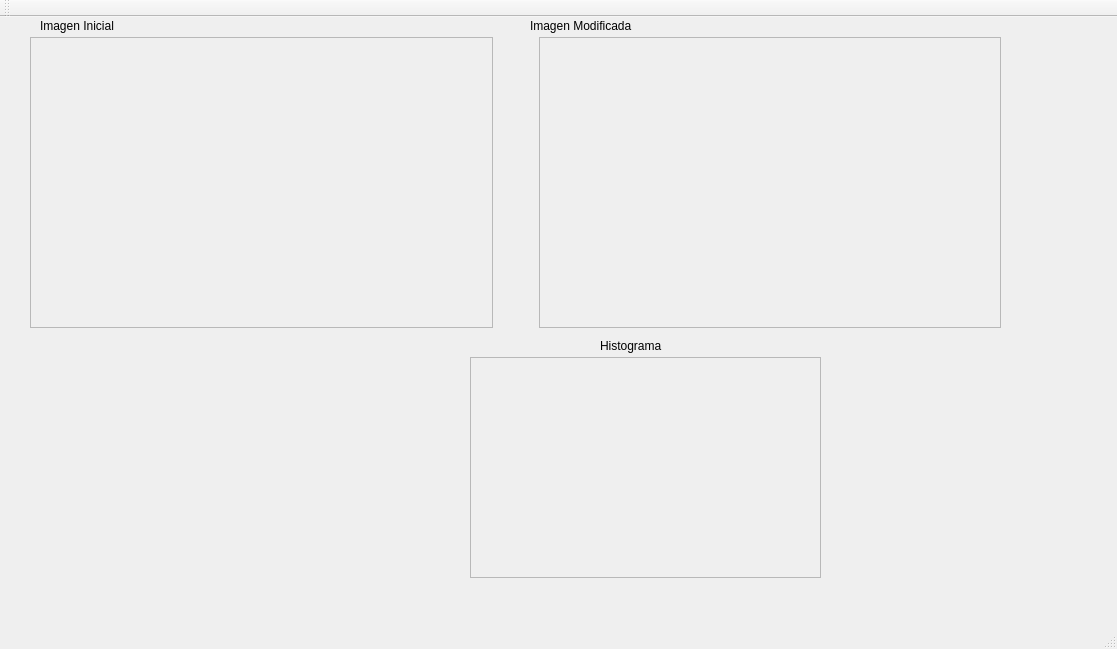
The window that ImagesProcessingGUI/mainwindow.ui (themonki/implementaciones) describes before a commit, drawn with Qt 5.
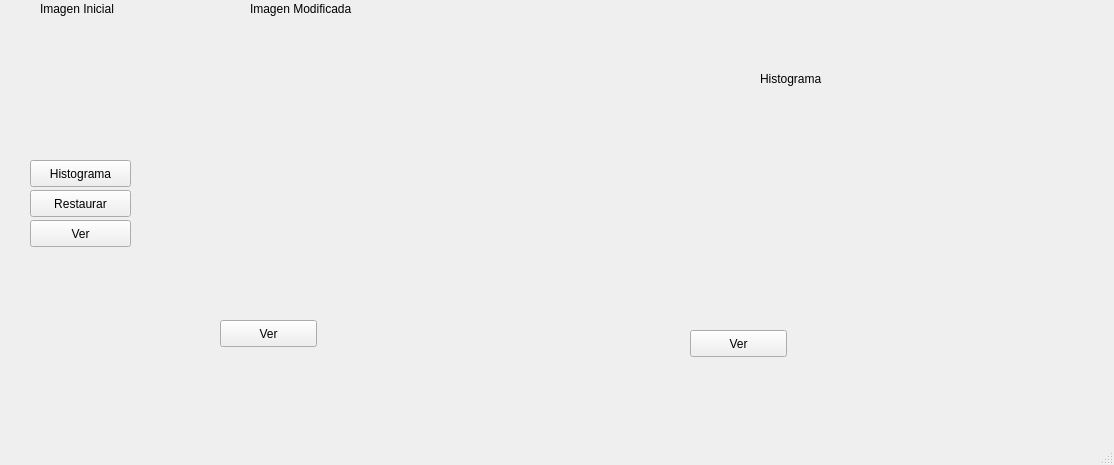
The same window after the commit.

The edit to the form file:
```diff
--- a/ImagesProcessingGUI/mainwindow.ui
+++ b/ImagesProcessingGUI/mainwindow.ui
@@ -6,76 +6,14 @@
    <rect>
     <x>0</x>
     <y>0</y>
-    <width>1117</width>
-    <height>649</height>
+    <width>1114</width>
+    <height>465</height>
    </rect>
   </property>
   <property name="windowTitle">
    <string>MainWindow</string>
   </property>
   <widget class="QWidget" name="centralwidget">
-   <widget class="QWidget" name="horizontalLayoutWidget">
-    <property name="geometry">
-     <rect>
-      <x>30</x>
-      <y>20</y>
-      <width>971</width>
-      <height>291</height>
-     </rect>
-    </property>
-    <layout class="QHBoxLayout" name="horizontalLayout">
-     <item>
-      <widget class="QScrollArea" name="scrollAreaIn">
-       <property name="widgetResizable">
-        <bool>true</bool>
-       </property>
-       <widget class="QWidget" name="scrollAreaWidgetContents">
-        <property name="geometry">
-         <rect>
-          <x>0</x>
-          <y>0</y>
-          <width>477</width>
-          <height>287</height>
-         </rect>
-        </property>
-       </widget>
-      </widget>
-     </item>
-     <item>
-      <spacer name="horizontalSpacer">
-       <property name="orientation">
-        <enum>Qt::Horizontal</enum>
-       </property>
-       <property name="sizeType">
-        <enum>QSizePolicy::Ignored</enum>
-       </property>
-       <property name="sizeHint" stdset="0">
-        <size>
-         <width>40</width>
-         <height>20</height>
-        </size>
-       </property>
-      </spacer>
-     </item>
-     <item>
-      <widget class="QScrollArea" name="scrollAreaOut">
-       <property name="widgetResizable">
-        <bool>true</bool>
-       </property>
-       <widget class="QWidget" name="scrollAreaWidgetContents_2">
-        <property name="geometry">
-         <rect>
-          <x>0</x>
-          <y>0</y>
-          <width>476</width>
-          <height>287</height>
-         </rect>
-        </property>
-       </widget>
-      </widget>
-     </item>
-    </layout>
-   </widget>
    <widget class="QLabel" name="label">
     <property name="geometry">
      <rect>
@@ -92,7 +30,7 @@
    <widget class="QLabel" name="label_2">
     <property name="geometry">
      <rect>
-      <x>530</x>
+      <x>250</x>
       <y>0</y>
       <width>131</width>
       <height>17</height>
@@ -105,8 +43,8 @@
    <widget class="QLabel" name="label_3">
     <property name="geometry">
      <rect>
-      <x>600</x>
-      <y>320</y>
+      <x>760</x>
+      <y>70</y>
       <width>81</width>
       <height>17</height>
      </rect>
@@ -115,41 +53,109 @@
      <string>Histograma</string>
     </property>
    </widget>
-   <widget class="QScrollArea" name="scrollAreaHistogram">
+   <widget class="QLabel" name="labelImageIn">
     <property name="geometry">
      <rect>
-      <x>470</x>
-      <y>340</y>
+      <x>20</x>
+      <y>20</y>
+      <width>131</width>
+      <height>121</height>
+     </rect>
+    </property>
+    <property name="text">
+     <string/>
+    </property>
+   </widget>
+   <widget class="QLabel" name="labelImageOut">
+    <property name="geometry">
+     <rect>
+      <x>220</x>
+      <y>20</y>
+      <width>401</width>
+      <height>291</height>
+     </rect>
+    </property>
+    <property name="text">
+     <string/>
+    </property>
+   </widget>
+   <widget class="QLabel" name="labelHistogram">
+    <property name="geometry">
+     <rect>
+      <x>690</x>
+      <y>100</y>
       <width>351</width>
-      <height>221</height>
+      <height>131</height>
      </rect>
     </property>
-    <property name="widgetResizable">
-     <bool>true</bool>
+    <property name="text">
+     <string/>
     </property>
-    <widget class="QWidget" name="scrollAreaWidgetContents_3">
-     <property name="geometry">
-      <rect>
-       <x>0</x>
-       <y>0</y>
-       <width>349</width>
-       <height>219</height>
-      </rect>
-     </property>
-     <widget class="QLabel" name="labelHistogram">
-      <property name="geometry">
-       <rect>
-        <x>0</x>
-        <y>0</y>
-        <width>16</width>
-        <height>16</height>
-       </rect>
-      </property>
-      <property name="text">
-       <string/>
-      </property>
-     </widget>
-    </widget>
+   </widget>
+   <widget class="QPushButton" name="buttonHistogramIn">
+    <property name="geometry">
+     <rect>
+      <x>30</x>
+      <y>160</y>
+      <width>101</width>
+      <height>27</height>
+     </rect>
+    </property>
+    <property name="text">
+     <string>Histograma</string>
+    </property>
+   </widget>
+   <widget class="QPushButton" name="buttonRestore">
+    <property name="geometry">
+     <rect>
+      <x>30</x>
+      <y>190</y>
+      <width>101</width>
+      <height>27</height>
+     </rect>
+    </property>
+    <property name="text">
+     <string>Restaurar</string>
+    </property>
+   </widget>
+   <widget class="QPushButton" name="buttonShowIn">
+    <property name="geometry">
+     <rect>
+      <x>30</x>
+      <y>220</y>
+      <width>101</width>
+      <height>27</height>
+     </rect>
+    </property>
+    <property name="text">
+     <string>Ver</string>
+    </property>
+   </widget>
+   <widget class="QPushButton" name="buttonShowOut">
+    <property name="geometry">
+     <rect>
+      <x>220</x>
+      <y>320</y>
+      <width>97</width>
+      <height>27</height>
+     </rect>
+    </property>
+    <property name="text">
+     <string>Ver</string>
+    </property>
+   </widget>
+   <widget class="QPushButton" name="buttonHistogramOut">
+    <property name="geometry">
+     <rect>
+      <x>690</x>
+      <y>330</y>
+      <width>97</width>
+      <height>27</height>
+     </rect>
+    </property>
+    <property name="text">
+     <string>Ver</string>
+    </property>
    </widget>
   </widget>
   <widget class="QMenuBar" name="menubar">
@@ -163,17 +169,6 @@
    </property>
   </widget>
   <widget class="QStatusBar" name="statusbar"/>
-  <widget class="QToolBar" name="toolBar">
-   <property name="windowTitle">
-    <string>toolBar</string>
-   </property>
-   <attribute name="toolBarArea">
-    <enum>TopToolBarArea</enum>
-   </attribute>
-   <attribute name="toolBarBreak">
-    <bool>false</bool>
-   </attribute>
-  </widget>
  </widget>
  <resources/>
  <connections/>
```
Left out of the diff: 2 changed lines with no effect on the pictures.
